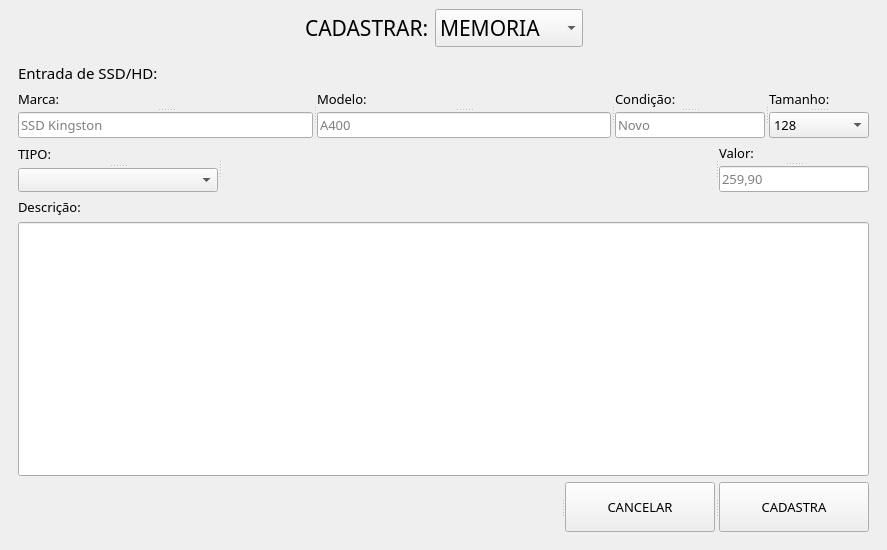
Before: the Qt Designer form layout/entradaEstoque.ui in Sidehenrique/SIS-Sicoob, drawn with Qt 5.
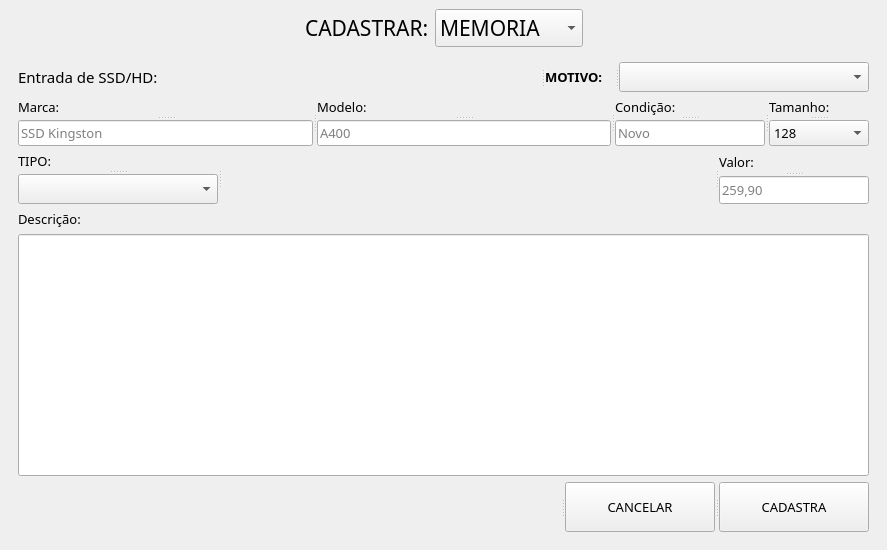
After: the same form once the commit is applied. The open tabs and pages were chosen to show the change.

Commit message: Romodelando notebook, memoria, disco

Diff of the .ui file:
```diff
--- a/layout/entradaEstoque.ui
+++ b/layout/entradaEstoque.ui
@@ -557,8 +557,12 @@
        </layout>
       </widget>
       <widget class="QWidget" name="pageDisco">
-       <layout class="QVBoxLayout" name="verticalLayout_4">
+       <layout class="QVBoxLayout" name="verticalLayout_3">
         <item>
+         <widget class="QSplitter" name="splitter_2">
+          <property name="orientation">
+           <enum>Qt::Horizontal</enum>
+          </property>
          <widget class="QLabel" name="label_133">
           <property name="sizePolicy">
            <sizepolicy hsizetype="Preferred" vsizetype="Maximum">
@@ -576,6 +580,71 @@
            <string>Entrada de SSD/HD:</string>
           </property>
          </widget>
+          <widget class="QSplitter" name="splitter_13">
+           <property name="orientation">
+            <enum>Qt::Horizontal</enum>
+           </property>
+           <widget class="QLabel" name="label_82">
+            <property name="maximumSize">
+             <size>
+              <width>70</width>
+              <height>16777215</height>
+             </size>
+            </property>
+            <property name="font">
+             <font>
+              <family>Asap</family>
+              <pointsize>10</pointsize>
+              <weight>75</weight>
+              <bold>true</bold>
+             </font>
+            </property>
+            <property name="text">
+             <string>MOTIVO:</string>
+            </property>
+           </widget>
+           <widget class="QComboBox" name="BoxDiscoMotivo">
+            <property name="minimumSize">
+             <size>
+              <width>250</width>
+              <height>0</height>
+             </size>
+            </property>
+            <property name="maximumSize">
+             <size>
+              <width>250</width>
+              <height>16777215</height>
+             </size>
+            </property>
+            <property name="font">
+             <font>
+              <family>Asap</family>
+              <pointsize>11</pointsize>
+             </font>
+            </property>
+            <item>
+             <property name="text">
+              <string/>
+             </property>
+            </item>
+            <item>
+             <property name="text">
+              <string>COMPRA</string>
+             </property>
+            </item>
+            <item>
+             <property name="text">
+              <string>CADASTRO</string>
+             </property>
+            </item>
+            <item>
+             <property name="text">
+              <string>OUTROS</string>
+             </property>
+            </item>
+           </widget>
+          </widget>
+         </widget>
         </item>
         <item>
          <widget class="QSplitter" name="splitter_83">
@@ -800,6 +869,12 @@
               <height>16777215</height>
              </size>
             </property>
+            <property name="font">
+             <font>
+              <family>Asap</family>
+              <pointsize>11</pointsize>
+             </font>
+            </property>
             <item>
              <property name="text">
               <string/>
@@ -985,7 +1060,7 @@
        </layout>
       </widget>
       <widget class="QWidget" name="pageMouse">
-       <layout class="QVBoxLayout" name="verticalLayout_5">
+       <layout class="QVBoxLayout" name="verticalLayout_4">
         <item>
          <widget class="QLabel" name="label_134">
           <property name="sizePolicy">
```
Left out of the diff: 641 changed lines with no effect on the pictures. Lines whose indentation alone changed are shown as unchanged. The commit also changes 10 other files.
